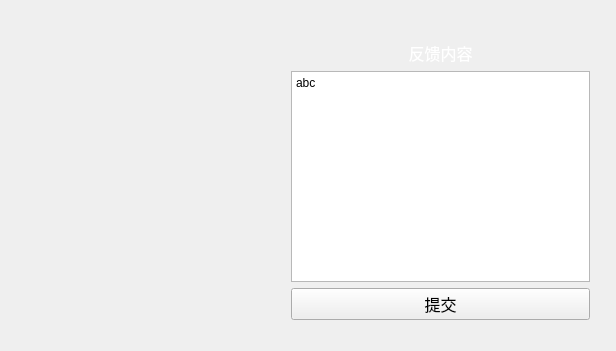
Above: SLGGame/Feedback/feedback.ui from weimingtom/fdux-slg-game before the change. Below: the same form after it.
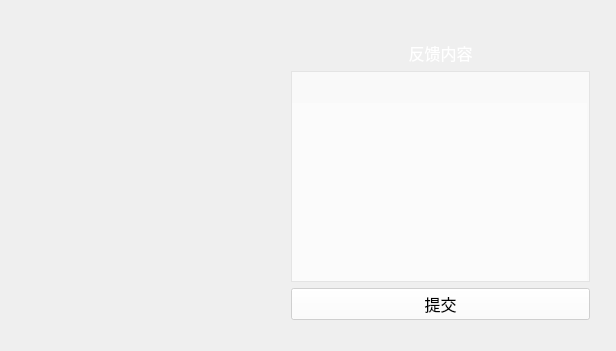
That is the form after the change.

Commit message: 意见反馈界面控件设置为透明背景

Diff of the .ui file:
```diff
--- a/SLGGame/Feedback/feedback.ui
+++ b/SLGGame/Feedback/feedback.ui
@@ -10,6 +10,24 @@
     <height>351</height>
    </rect>
   </property>
+  <property name="minimumSize">
+   <size>
+    <width>616</width>
+    <height>351</height>
+   </size>
+  </property>
+  <property name="maximumSize">
+   <size>
+    <width>616</width>
+    <height>351</height>
+   </size>
+  </property>
+  <property name="font">
+   <font>
+    <family>微软雅黑</family>
+    <pointsize>12</pointsize>
+   </font>
+  </property>
   <property name="contextMenuPolicy">
    <enum>Qt::NoContextMenu</enum>
   </property>
@@ -63,10 +81,14 @@
 	font: 75 12pt &quot;微软雅黑&quot;;
 	
 	color: rgb(0, 0, 0);
+    background-color: rgba(255, 255, 255, 40%);
 }</string>
        </property>
        <property name="plainText">
-        <string>abc</string>
+        <string/>
+       </property>
+       <property name="backgroundVisible">
+        <bool>true</bool>
        </property>
       </widget>
      </item>
@@ -92,6 +114,7 @@
 	font: 75 12pt &quot;微软雅黑&quot;;
 	
 	color: rgb(0, 0, 0);
+    background-color: rgba(255, 255, 255, 60%)
 }</string>
        </property>
        <property name="text">
```
